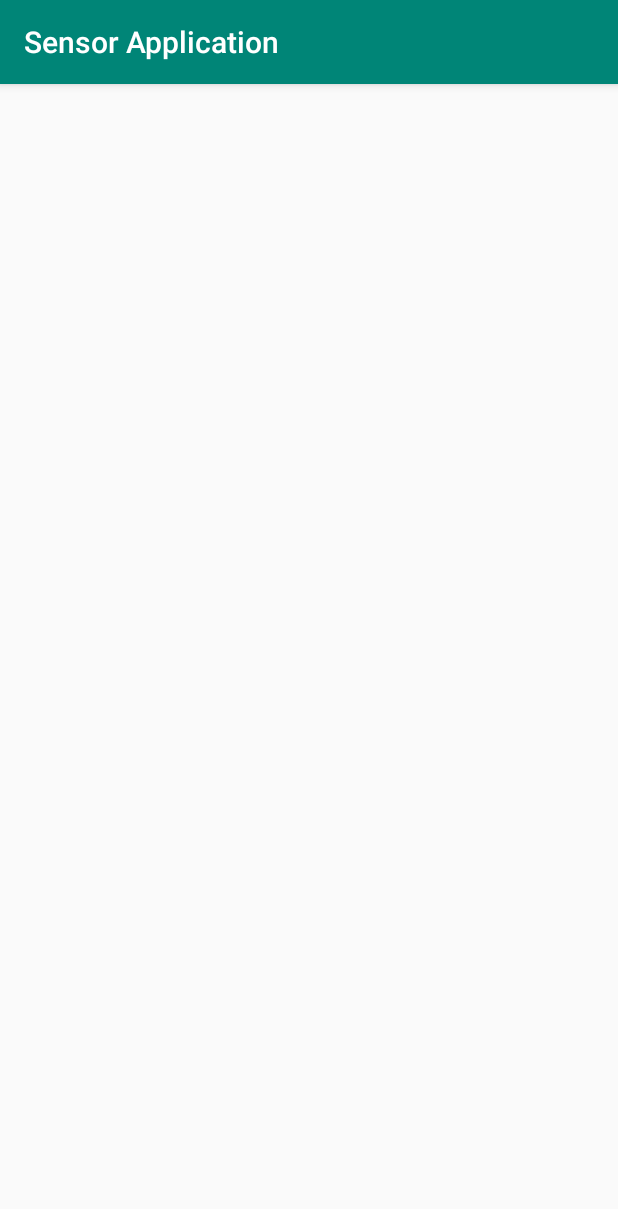
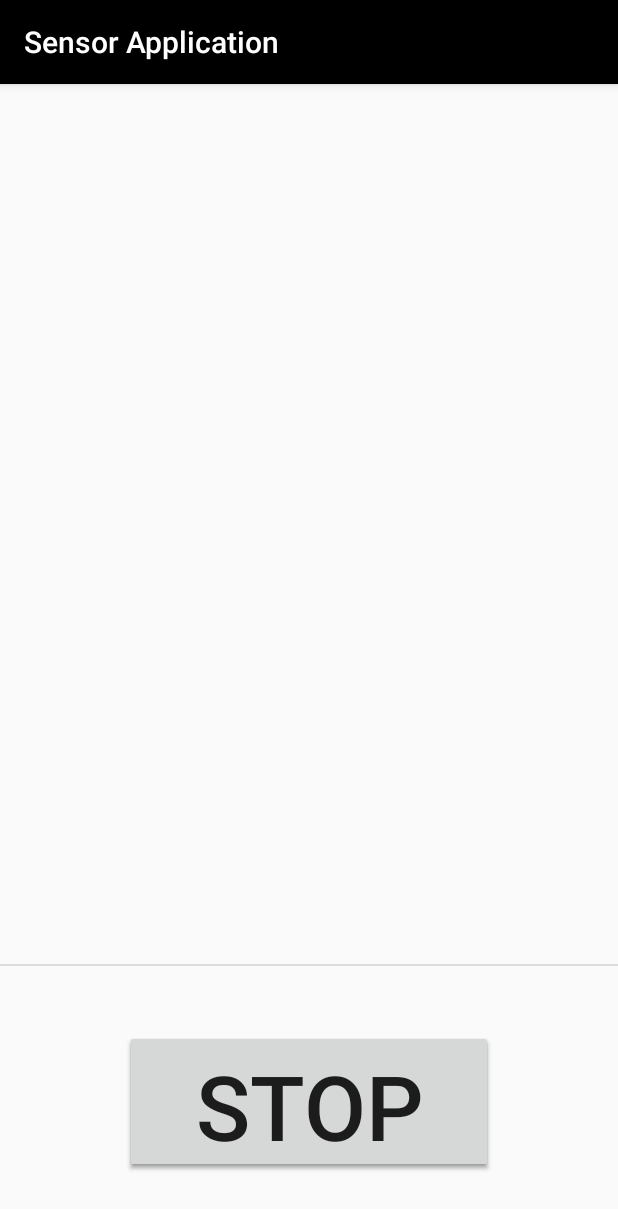
Before and after one commit to RakhithaRR/android-sensor-app, an Android app: the screen it shows after launch (MainActivity), on a phone screen of 412 x 824 dp. Shown: the top 1209 px of the screen. Run offline under Robolectric (Android 15) with nearby library versions, the phone set to English and light mode, and no system bars.

Commit message:
changes to UI

```diff
--- a/app/src/main/res/layout/activity_main.xml
+++ b/app/src/main/res/layout/activity_main.xml
@@ -4,4 +4,55 @@
     xmlns:tools="http://schemas.android.com/tools"
     android:layout_width="match_parent"
     android:layout_height="match_parent"
-    tools:context=".MainActivity"/>
+    tools:context=".MainActivity">
+
+    <View
+        android:id="@+id/divider"
+        android:layout_width="match_parent"
+        android:layout_height="1dp"
+        android:layout_marginBottom="180dp"
+        android:background="?android:attr/listDivider"
+        app:layout_constraintBottom_toBottomOf="parent"
+        tools:layout_editor_absoluteX="1dp" />
+
+    <Button
+        android:id="@+id/startButton"
+        android:layout_width="245dp"
+        android:layout_height="95dp"
+        android:layout_marginStart="96dp"
+        android:layout_marginTop="16dp"
+        android:layout_marginEnd="96dp"
+        android:layout_marginBottom="16dp"
+        android:text="Start"
+        android:textSize="60sp"
+        app:layout_constraintBottom_toBottomOf="parent"
+        app:layout_constraintEnd_toEndOf="parent"
+        app:layout_constraintStart_toStartOf="parent"
+        app:layout_constraintTop_toBottomOf="@+id/divider" />
+
+    <Button
+        android:id="@+id/stopButton"
+        android:layout_width="245dp"
+        android:layout_height="95dp"
+        android:layout_marginStart="96dp"
+        android:layout_marginTop="16dp"
+        android:layout_marginEnd="96dp"
+        android:layout_marginBottom="16dp"
+        android:text="Stop"
+        android:textSize="60sp"
+        app:layout_constraintBottom_toBottomOf="parent"
+        app:layout_constraintEnd_toEndOf="parent"
+        app:layout_constraintStart_toStartOf="parent"
+        app:layout_constraintTop_toBottomOf="@+id/divider" />
+
+    <TextView
+        android:id="@+id/textView"
+        android:layout_width="wrap_content"
+        android:layout_height="wrap_content"
+        android:textSize="40sp"
+        app:layout_constraintBottom_toTopOf="@+id/divider"
+        app:layout_constraintEnd_toEndOf="parent"
+        app:layout_constraintStart_toStartOf="parent"
+        app:layout_constraintTop_toTopOf="parent" />
+
+</androidx.constraintlayout.widget.ConstraintLayout>
--- a/app/src/main/res/values/colors.xml
+++ b/app/src/main/res/values/colors.xml
@@ -1,6 +1,6 @@
 <?xml version="1.0" encoding="utf-8"?>
 <resources>
-    <color name="colorPrimary">#008577</color>
-    <color name="colorPrimaryDark">#00574B</color>
+    <color name="colorPrimary">#000000</color>
+    <color name="colorPrimaryDark">#000000</color>
     <color name="colorAccent">#D81B60</color>
 </resources>
```
